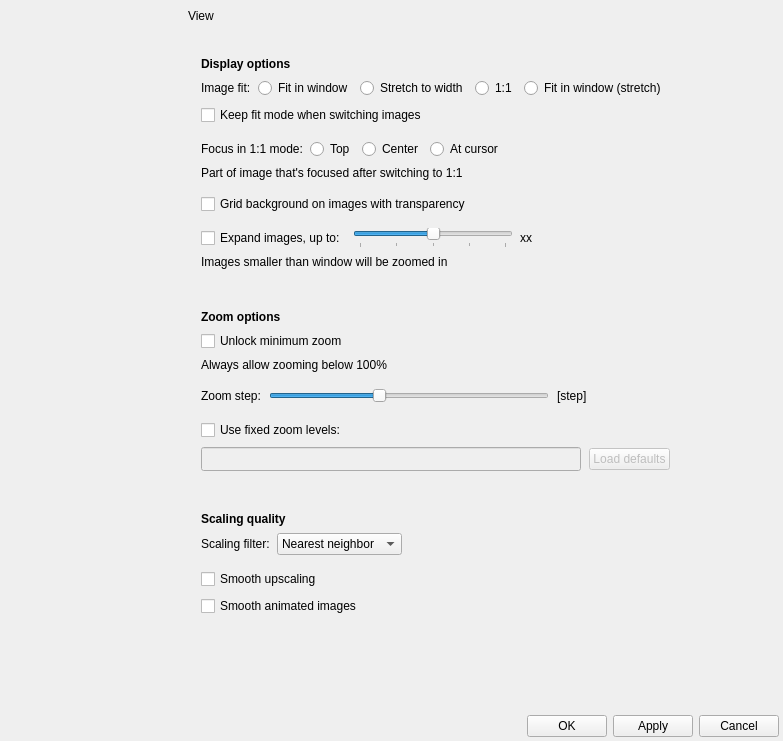
Above: qimgv/gui/dialogs/settingsdialog.ui from easymodo/qimgv before the change. Below: the same form after it.
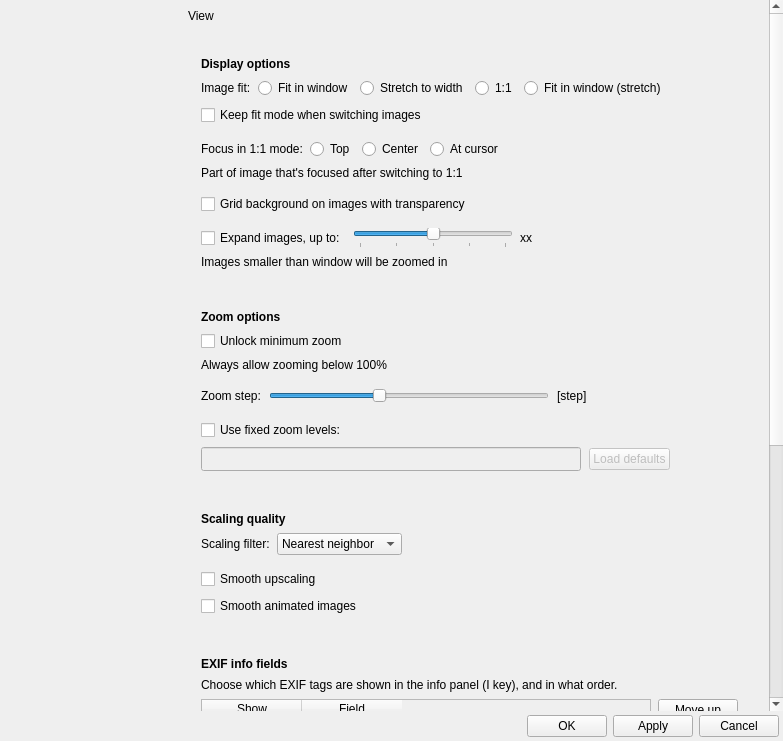
That is the form after the change. The open tabs and pages were chosen to show the change. Custom widgets are drawn as their Qt base class.

Commit message:
Add configurable EXIF info fields and prefer DateTimeOriginal
Preferences > View now has an EXIF info fields table (checkboxes +
move up/down) to choose which EXIF tags are shown in the image info
panel (I key) and in what order, instead of the previous fixed
alphabetical list. The Date/Time field also now prefers
Exif.Photo.DateTimeOriginal over Exif.Image.DateTime (ModifyDate)
when both are present.

Diff of the .ui file:
```diff
--- a/qimgv/gui/dialogs/settingsdialog.ui
+++ b/qimgv/gui/dialogs/settingsdialog.ui
@@ -2727,6 +2727,147 @@
                  </layout>
                 </widget>
                </item>
+               <item>
+                <spacer name="verticalSpacer_exifPreGroup">
+                 <property name="orientation">
+                  <enum>Qt::Vertical</enum>
+                 </property>
+                 <property name="sizeType">
+                  <enum>QSizePolicy::Fixed</enum>
+                 </property>
+                 <property name="sizeHint" stdset="0">
+                  <size>
+                   <width>20</width>
+                   <height>12</height>
+                  </size>
+                 </property>
+                </spacer>
+               </item>
+               <item>
+                <widget class="QWidget" name="exifFieldsGroup" native="true">
+                 <property name="accessibleName">
+                  <string notr="true">SGroup</string>
+                 </property>
+                 <layout class="QVBoxLayout" name="verticalLayout_exif">
+                  <property name="spacing">
+                   <number>7</number>
+                  </property>
+                  <property name="leftMargin">
+                   <number>13</number>
+                  </property>
+                  <property name="topMargin">
+                   <number>10</number>
+                  </property>
+                  <property name="rightMargin">
+                   <number>13</number>
+                  </property>
+                  <property name="bottomMargin">
+                   <number>10</number>
+                  </property>
+                  <item>
+                   <widget class="QLabel" name="label_exifFields">
+                    <property name="font">
+                     <font>
+                      <bold>true</bold>
+                     </font>
+                    </property>
+                    <property name="text">
+                     <string>EXIF info fields</string>
+                    </property>
+                   </widget>
+                  </item>
+                  <item>
+                   <widget class="QLabel" name="label_exifFieldsDesc">
+                    <property name="text">
+                     <string>Choose which EXIF tags are shown in the info panel (I key), and in what order.</string>
+                    </property>
+                    <property name="wordWrap">
+                     <bool>true</bool>
+                    </property>
+                   </widget>
+                  </item>
+                  <item>
+                   <layout class="QHBoxLayout" name="horizontalLayout_exif">
+                    <item>
+                     <widget class="QTableWidget" name="exifFieldsTableWidget">
+                      <property name="sizePolicy">
+                       <sizepolicy hsizetype="Expanding" vsizetype="Expanding">
+                        <horstretch>0</horstretch>
+                        <verstretch>1</verstretch>
+                       </sizepolicy>
+                      </property>
+                      <property name="minimumSize">
+                       <size>
+                        <width>0</width>
+                        <height>180</height>
+                       </size>
+                      </property>
+                      <property name="editTriggers">
+                       <set>QAbstractItemView::NoEditTriggers</set>
+                      </property>
+                      <property name="alternatingRowColors">
+                       <bool>true</bool>
+                      </property>
+                      <property name="selectionMode">
+                       <enum>QAbstractItemView::SingleSelection</enum>
+                      </property>
+                      <property name="selectionBehavior">
+                       <enum>QAbstractItemView::SelectRows</enum>
+                      </property>
+                      <property name="sortingEnabled">
+                       <bool>false</bool>
+                      </property>
+                      <attribute name="verticalHeaderVisible">
+                       <bool>false</bool>
+                      </attribute>
+                      <column>
+                       <property name="text">
+                        <string>Show</string>
+                       </property>
+                      </column>
+                      <column>
+                       <property name="text">
+                        <string>Field</string>
+                       </property>
+                      </column>
+                     </widget>
+                    </item>
+                    <item>
+                     <layout class="QVBoxLayout" name="verticalLayout_exifBtns">
+                      <item>
+                       <widget class="QPushButton" name="exifFieldUpButton">
+                        <property name="text">
+                         <string>Move up</string>
+                        </property>
+                       </widget>
+                      </item>
+                      <item>
+                       <widget class="QPushButton" name="exifFieldDownButton">
+                        <property name="text">
+                         <string>Move down</string>
+                        </property>
+                       </widget>
+                      </item>
+                      <item>
+                       <spacer name="verticalSpacer_exifBtns">
+                        <property name="orientation">
+                         <enum>Qt::Vertical</enum>
+                        </property>
+                        <property name="sizeHint" stdset="0">
+                         <size>
+                          <width>20</width>
+                          <height>40</height>
+                         </size>
+                        </property>
+                       </spacer>
+                      </item>
+                     </layout>
+                    </item>
+                   </layout>
+                  </item>
+                 </layout>
+                </widget>
+               </item>
                <item>
                 <spacer name="verticalSpacer_7">
                  <property name="orientation">
```
Left out of the diff: 34 changed lines with no effect on the pictures. The commit also changes 15 other files.
